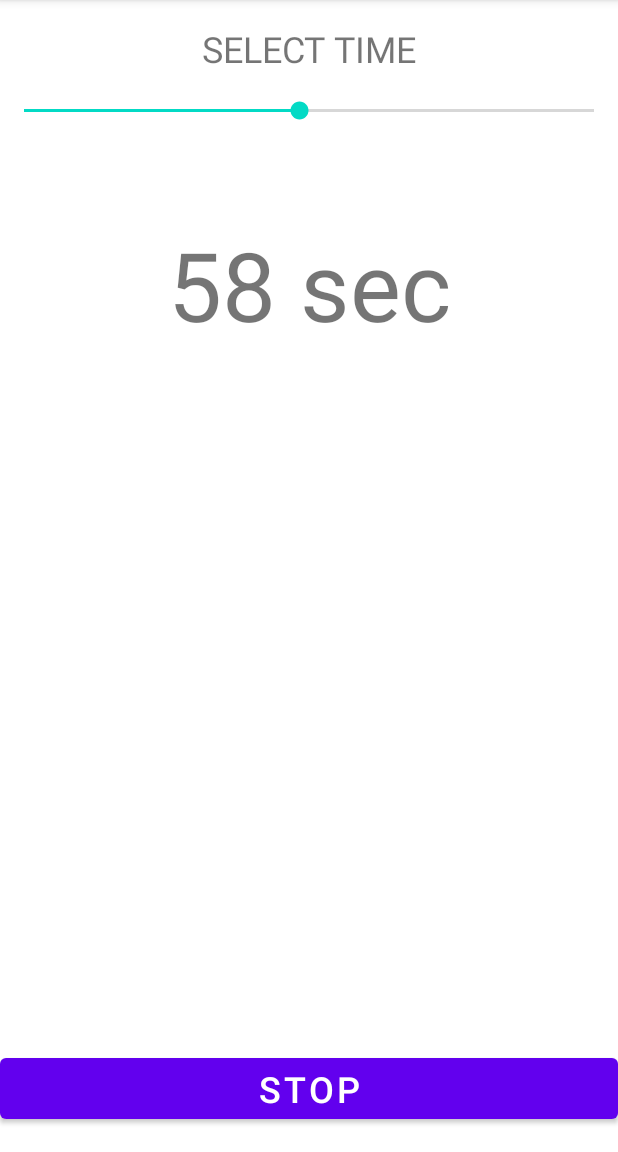
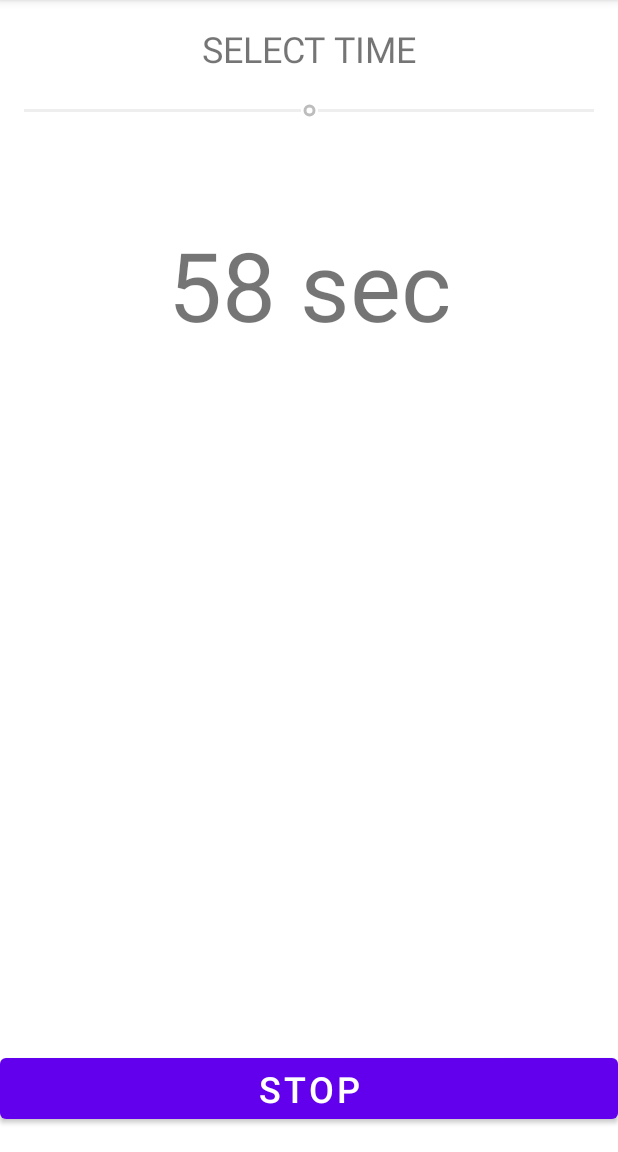
Before and after one commit to pilichm/Minutnik, an Android app: the screen it shows after launch (MainActivity), after a tap on "START", on a phone screen of 412 x 824 dp, the part 84-1236 px from its top. Run offline under Robolectric (Android 15) with nearby library versions, the phone set to English and light mode, and no system bars.

Commit message:
Added: - improved start, stop, restart and resume functions with individual buttons, - make seek bar un editable when clock is ticking, - tick sound every second and bell sound on clock finish, - sounds from https://www.freesoundslibrary.com/.

```diff
--- a/app/src/main/java/pl/pilichm/minutnik/MainActivity.kt
+++ b/app/src/main/java/pl/pilichm/minutnik/MainActivity.kt
@@ -1,28 +1,34 @@
 package pl.pilichm.minutnik
 
+import android.media.MediaPlayer
 import android.os.Bundle
 import android.os.CountDownTimer
+import android.view.View
 import android.widget.SeekBar
 import androidx.appcompat.app.AppCompatActivity
 import kotlinx.android.synthetic.main.activity_main.*
 
 class MainActivity : AppCompatActivity() {
     private var mSelectedTime: Int = 0
+    private var mOriginalTIme: Int = 0
     private var isCounterRunning = false
     private var mCountDownTimer: CountDownTimer? = null
+    private var mMediaPlayer: MediaPlayer? = null
 
     override fun onCreate(savedInstanceState: Bundle?) {
         super.onCreate(savedInstanceState)
         setContentView(R.layout.activity_main)
 
         setUpSeekBar()
-        setUpStartStopButton()
+        setUpButtonListeners()
     }
 
     private fun setUpSeekBar(){
         selectTimeSeekBar.progress = MAX_TIMER_VALUE_IN_SECONDS/2
         selectTimeSeekBar.max = MAX_TIMER_VALUE_IN_SECONDS
         mSelectedTime = MAX_TIMER_VALUE_IN_SECONDS/2
+        mOriginalTIme = MAX_TIMER_VALUE_IN_SECONDS/2
+
         tvTimeLeft.text = "$mSelectedTime ${resources.getString(R.string.seconds)}"
 
         selectTimeSeekBar.setOnSeekBarChangeListener(
@@ -39,28 +45,71 @@ class MainActivity : AppCompatActivity() {
         })
     }
 
-    private fun setUpStartStopButton(){
+    private fun setUpButtonListeners(){
         btnStopStart.setOnClickListener {
             if (isCounterRunning){
                 btnStopStart.text = resources.getString(R.string.button_start)
+                btnStopStart.visibility = View.INVISIBLE
+                llResumeRestart.visibility = View.VISIBLE
                 mCountDownTimer!!.cancel()
                 isCounterRunning = false
+                selectTimeSeekBar.isEnabled = true
             } else {
                 btnStopStart.text = resources.getString(R.string.button_stop)
-                mCountDownTimer = object : CountDownTimer(
-                    mSelectedTime * TIMER_TICK_PERIOD, TIMER_TICK_PERIOD) {
-                    override fun onTick(millisUntilFinished: Long) {
-                        val mTImeRemaining = (millisUntilFinished/ TIMER_TICK_PERIOD).toInt()
-                        selectTimeSeekBar.progress = mTImeRemaining
-                        mSelectedTime = mTImeRemaining
-                        tvTimeLeft.text = "${millisUntilFinished/ TIMER_TICK_PERIOD} ${resources.getString(R.string.seconds)}"
-                    }
+                mCountDownTimer = createTimer(mSelectedTime).start()
+                isCounterRunning = true
+                selectTimeSeekBar.isEnabled = false
+            }
+        }
 
-                    override fun onFinish() {
-                        isCounterRunning = false
-                    }
-                }.start()
-                isCounterRunning = true
+        btnResume.setOnClickListener {
+            showStopStartButton()
+            mCountDownTimer = createTimer(mSelectedTime).start()
+        }
+
+        btnRestart.setOnClickListener {
+            showStopStartButton()
+            mCountDownTimer = createTimer(mOriginalTIme).start()
+            mSelectedTime = mOriginalTIme
+        }
+    }
+
+    private fun showStopStartButton(){
+        llResumeRestart.visibility = View.INVISIBLE
+        btnStopStart.visibility = View.VISIBLE
+        btnStopStart.text = resources.getString(R.string.button_stop)
+        isCounterRunning = true
+        selectTimeSeekBar.isEnabled = false
+        stopSound()
+    }
+
+    private fun stopSound(){
+        if (mMediaPlayer!=null&&mMediaPlayer!!.isPlaying){
+            mMediaPlayer!!.stop()
+        }
+    }
+
+    private fun createTimer(timePeriod: Int): CountDownTimer {
+        return object : CountDownTimer(
+            timePeriod * TIMER_TICK_PERIOD, TIMER_TICK_PERIOD) {
+            override fun onTick(millisUntilFinished: Long) {
+                stopSound()
+                mSelectedTime--
+                val mTImeRemaining = (millisUntilFinished/ TIMER_TICK_PERIOD).toInt()
+                tvTimeLeft.text = "$mTImeRemaining ${resources.getString(R.string.seconds)}"
+                mMediaPlayer = MediaPlayer.create(applicationContext, R.raw.tick)
+                mMediaPlayer!!.start()
+            }
+
+            override fun onFinish() {
+                isCounterRunning = false
+                llResumeRestart.visibility = View.INVISIBLE
+                btnStopStart.visibility = View.VISIBLE
+                btnStopStart.text = resources.getString(R.string.button_start)
+                mSelectedTime = selectTimeSeekBar.progress
+                selectTimeSeekBar.isEnabled = true
+                mMediaPlayer = MediaPlayer.create(applicationContext, R.raw.bell_two_strikes)
+                mMediaPlayer!!.start()
             }
         }
     }
--- a/app/src/main/res/layout/activity_main.xml
+++ b/app/src/main/res/layout/activity_main.xml
@@ -36,13 +36,45 @@
         android:layout_width="wrap_content"
         android:layout_height="wrap_content"/>
 
-    <Button
-        android:id="@+id/btnStopStart"
-        android:textSize="@dimen/default_text_size"
-        android:text="@string/button_start"
-        app:layout_constraintBottom_toBottomOf="parent"
+    <FrameLayout
+        android:layout_width="match_parent"
+        android:layout_height="wrap_content"
         android:layout_marginBottom="@dimen/default_margin"
-        android:layout_width="match_parent"
-        android:layout_height="wrap_content"/>
+        app:layout_constraintBottom_toBottomOf="parent">
+
+        <LinearLayout
+            android:id="@+id/llResumeRestart"
+            android:visibility="invisible"
+            android:layout_width="match_parent"
+            android:layout_height="wrap_content"
+            android:orientation="horizontal">
+
+            <Button
+                android:id="@+id/btnResume"
+                android:textSize="@dimen/default_text_size"
+                android:text="@string/button_resume"
+                android:layout_width="0dp"
+                android:layout_weight="1"
+                android:layout_height="wrap_content"/>
+
+            <Button
+                android:id="@+id/btnRestart"
+                android:textSize="@dimen/default_text_size"
+                android:text="@string/button_restart"
+                android:layout_width="0dp"
+                android:layout_weight="1"
+                android:layout_height="wrap_content"/>
+
+        </LinearLayout>
+
+        <Button
+            android:id="@+id/btnStopStart"
+            android:visibility="visible"
+            android:textSize="@dimen/default_text_size"
+            android:text="@string/button_start"
+            android:layout_width="match_parent"
+            android:layout_height="wrap_content"/>
+
+    </FrameLayout>
 
 </androidx.constraintlayout.widget.ConstraintLayout>
--- a/app/src/main/res/values/dimen.xml
+++ b/app/src/main/res/values/dimen.xml
@@ -1,7 +1,10 @@
 <?xml version="1.0" encoding="utf-8"?>
 <resources>
+    <!-- Margins -->
     <dimen name="default_margin">16dp</dimen>
+    <dimen name="timer_margin_top">64dp</dimen>
+
+    <!-- Text sizes -->
     <dimen name="default_text_size">24sp</dimen>
     <dimen name="timer_text_size">64sp</dimen>
-    <dimen name="timer_margin_top">64dp</dimen>
 </resources>
--- a/app/src/main/res/values/strings.xml
+++ b/app/src/main/res/values/strings.xml
@@ -4,5 +4,7 @@
     <string name="time_empty">0</string>
     <string name="button_stop">STOP</string>
     <string name="button_start">START</string>
+    <string name="button_resume">RESUME</string>
+    <string name="button_restart">RESTART</string>
     <string name="seconds">sec</string>
 </resources>
```
Also changed, not shown: 2 other files.
